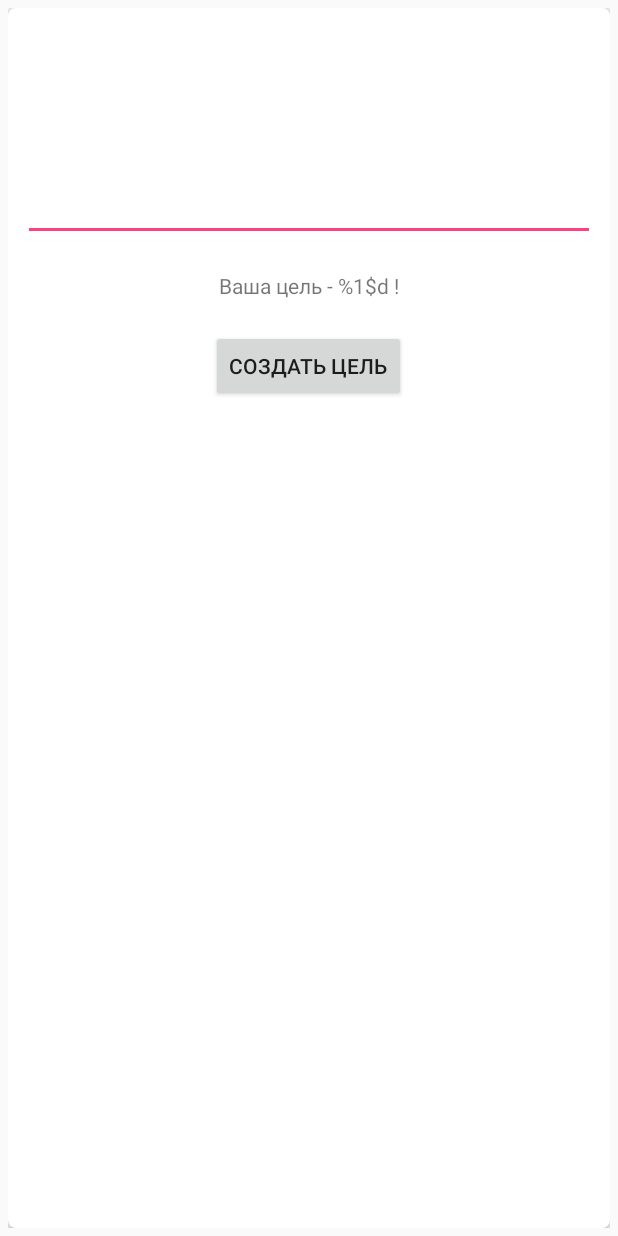
After one commit to sp41mer/Android_project, an Android app: the layout fragment_settings.xml on its own in the app's theme, with its tools: preview values and no code run, on a phone screen of 412 x 824 dp. The commit adds this screen. Run offline under Robolectric (Android 15) with nearby library versions, the phone set to English and light mode, and no system bars.

Commit message:
added settings fragments and strings for it

```diff
--- /dev/null
+++ b/app/src/main/res/layout-land/fragment_settings.xml
@@ -0,0 +1,68 @@
+<?xml version="1.0" encoding="utf-8"?>
+<LinearLayout xmlns:android="http://schemas.android.com/apk/res/android"
+    xmlns:app="http://schemas.android.com/apk/res-auto"
+    android:orientation="vertical" android:layout_width="match_parent"
+    android:layout_height="match_parent">
+
+    <ScrollView
+        android:layout_width="match_parent"
+        android:layout_height="match_parent"
+        android:fillViewport="true">
+
+        <LinearLayout xmlns:android="http://schemas.android.com/apk/res/android"
+            xmlns:card_view="http://schemas.android.com/apk/res-auto"
+            xmlns:tools="http://schemas.android.com/tools"
+            android:layout_width="match_parent"
+            android:layout_height="match_parent"
+            android:layout_gravity="center_vertical"
+            android:orientation="vertical"
+            android:padding="5dp"
+            tools:context=".DetailPhotoActivity">
+
+            <android.support.v7.widget.CardView
+                android:id="@+id/card_view"
+                android:layout_width="match_parent"
+                android:layout_height="match_parent"
+                android:layout_gravity="center"
+                card_view:cardCornerRadius="5dp"
+                card_view:cardElevation="5dp"
+                card_view:contentPadding="10dp">
+
+                <LinearLayout
+                    android:layout_width="match_parent"
+                    android:layout_height="wrap_content"
+                    android:orientation="vertical"
+                    android:layout_marginTop="35dp">
+
+                    <EditText
+                        android:layout_width="match_parent"
+                        android:layout_height="wrap_content"
+                        android:inputType="number"
+                        android:ems="10"
+                        android:id="@+id/goal_input" />
+
+                    <TextView
+                        android:text="@string/goal_text_view_text"
+                        android:layout_width="match_parent"
+                        android:layout_height="wrap_content"
+                        android:id="@+id/goal_text"
+                        android:textAlignment="center"
+                        android:layout_marginTop="20dp"/>
+
+                    <Button
+                        android:text="@string/goal_button_text"
+                        android:layout_width="wrap_content"
+                        android:layout_height="wrap_content"
+                        android:id="@+id/goal_button"
+                        android:layout_marginTop="20dp"
+                        android:layout_gravity="center_vertical|center_horizontal" />
+
+                </LinearLayout>
+
+
+            </android.support.v7.widget.CardView>
+
+        </LinearLayout>
+    </ScrollView>
+
+</LinearLayout>
--- /dev/null
+++ b/app/src/main/res/layout/fragment_settings.xml
@@ -0,0 +1,68 @@
+<?xml version="1.0" encoding="utf-8"?>
+<LinearLayout xmlns:android="http://schemas.android.com/apk/res/android"
+    xmlns:app="http://schemas.android.com/apk/res-auto"
+    android:orientation="vertical" android:layout_width="match_parent"
+    android:layout_height="match_parent">
+
+    <ScrollView
+        android:layout_width="match_parent"
+        android:layout_height="match_parent"
+        android:fillViewport="true">
+
+        <LinearLayout xmlns:android="http://schemas.android.com/apk/res/android"
+            xmlns:card_view="http://schemas.android.com/apk/res-auto"
+            xmlns:tools="http://schemas.android.com/tools"
+            android:layout_width="match_parent"
+            android:layout_height="match_parent"
+            android:layout_gravity="center_vertical"
+            android:orientation="vertical"
+            android:padding="5dp"
+            tools:context=".DetailPhotoActivity">
+
+            <android.support.v7.widget.CardView
+                android:id="@+id/card_view"
+                android:layout_width="match_parent"
+                android:layout_height="match_parent"
+                android:layout_gravity="center"
+                card_view:cardCornerRadius="5dp"
+                card_view:cardElevation="5dp"
+                card_view:contentPadding="10dp">
+
+                <LinearLayout
+                    android:layout_width="match_parent"
+                    android:layout_height="wrap_content"
+                    android:orientation="vertical"
+                    android:layout_marginTop="100dp">
+
+                    <EditText
+                        android:layout_width="match_parent"
+                        android:layout_height="wrap_content"
+                        android:inputType="number"
+                        android:ems="10"
+                        android:id="@+id/goal_input" />
+
+                    <TextView
+                        android:text="@string/goal_text_view_text"
+                        android:layout_width="match_parent"
+                        android:layout_height="wrap_content"
+                        android:id="@+id/goal_text"
+                        android:textAlignment="center"
+                        android:layout_marginTop="20dp"/>
+
+                    <Button
+                        android:text="@string/goal_button_text"
+                        android:layout_width="wrap_content"
+                        android:layout_height="wrap_content"
+                        android:id="@+id/goal_button"
+                        android:layout_marginTop="20dp"
+                        android:layout_gravity="center_vertical|center_horizontal" />
+
+                </LinearLayout>
+
+
+            </android.support.v7.widget.CardView>
+
+        </LinearLayout>
+    </ScrollView>
+
+</LinearLayout>
--- a/app/src/main/res/values/strings.xml
+++ b/app/src/main/res/values/strings.xml
@@ -14,6 +14,9 @@
     <string name = "no_money">Пока 0 рублей</string>
     <string name = "money_text">Ух ты! У тебя уже %1$d рублей!</string>
 
+    <string name = "goal_button_text">Создать цель</string>
+    <string name = "goal_text_view_text">Ваша цель - %1$d !</string>
+
     <string name="banner_ad_unit_id">ca-app-pub-2156340139005509/3523101475</string>
 
 </resources>
```
